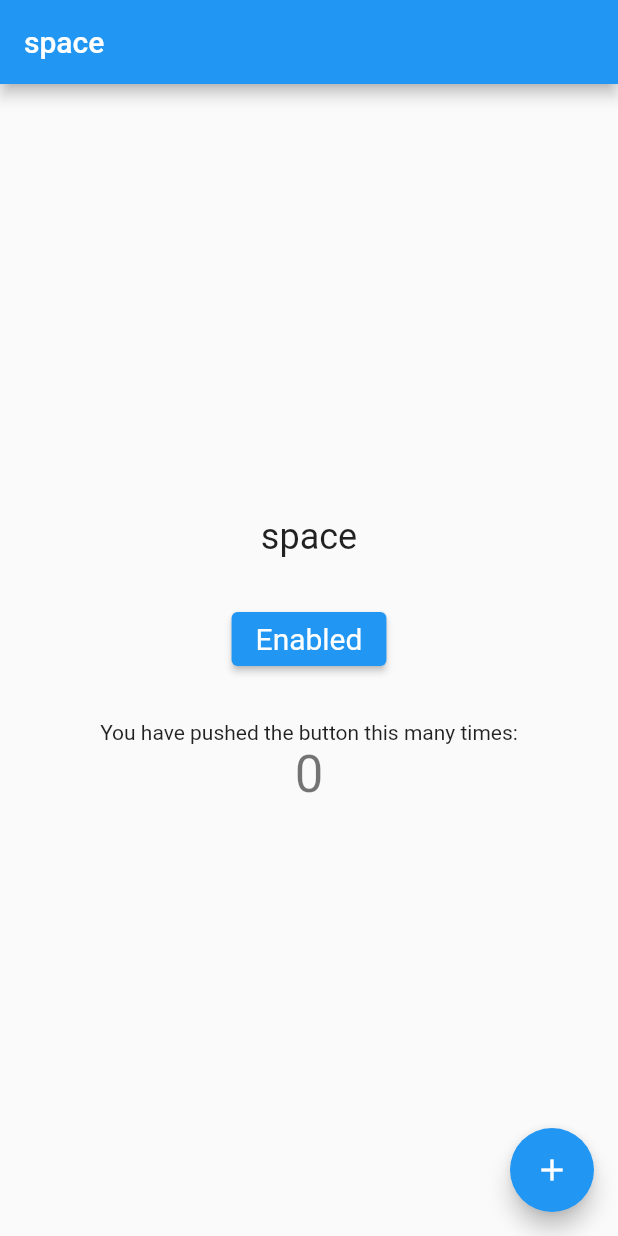
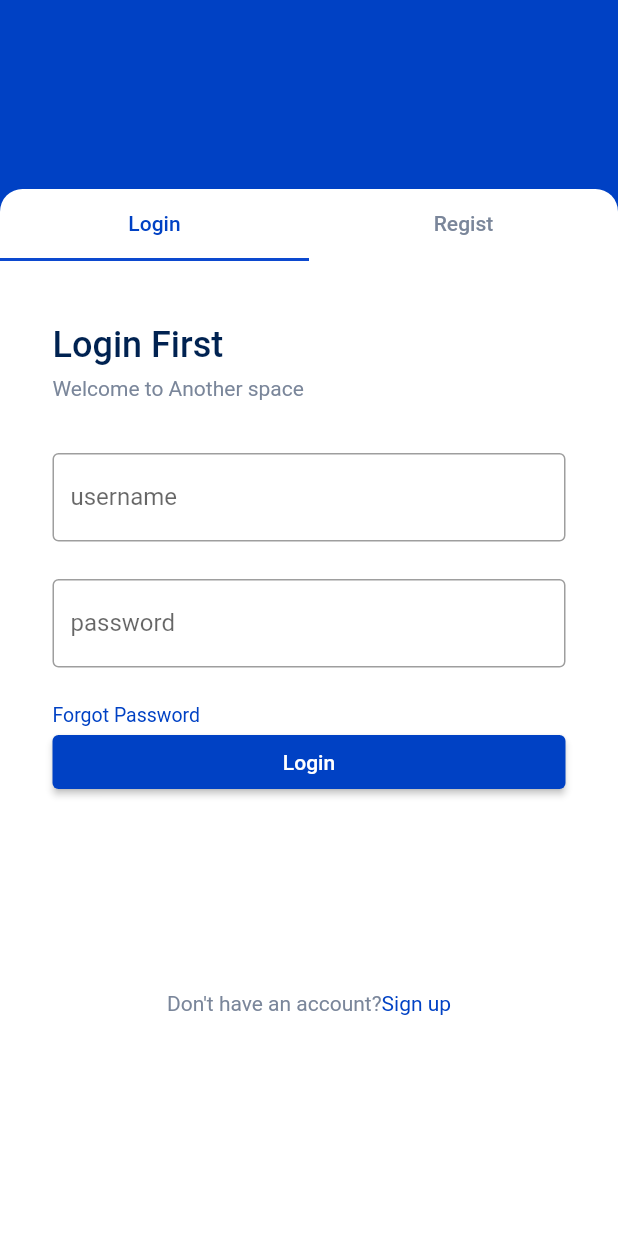
Before and after one commit to 3378950/space-app, a Flutter app: the screen it shows after launch, on a phone screen of 412 x 824 dp. Run offline on Flutter 3.47's test engine with Material 2 defaults, Android fonts, the phone set to English and light mode, and no system bars.

Commit message:
flutter 登录界面

```diff
--- a/lib/main.dart
+++ b/lib/main.dart
@@ -1,96 +1,28 @@
 import 'package:flutter/material.dart';
-import 'package:space_app/api/hello.dart';
+import 'package:space_app/pages/home.dart';
+import 'package:space_app/pages/login.dart';
+import 'package:space_app/theme.dart';
 
 void main() {
-  runApp(const MyApp());
+  runApp(const Space());
 }
 
-class MyApp extends StatelessWidget {
-  const MyApp({Key? key}) : super(key: key);
+class Space extends StatelessWidget {
+  const Space({Key? key}) : super(key: key);
 
   @override
   Widget build(BuildContext context) {
     return MaterialApp(
       title: 'space',
       theme: ThemeData(
-
-        primarySwatch: Colors.blue,
+        primarySwatch: primary,
+        tabBarTheme: tabBarTheme
       ),
-      home: const MyHomePage(title: 'space'),
+      initialRoute: '/login',
+      routes: {
+        '/': (context) => const Home(),
+        '/login': (context) =>  Login()
+      },
     );
   }
 }
-
-class MyHomePage extends StatefulWidget {
-  const MyHomePage({Key? key, required this.title}) : super(key: key);
-
-
-  final String title;
-
-  @override
-  State<MyHomePage> createState() => _MyHomePageState();
-}
-
-class _MyHomePageState extends State<MyHomePage> {
-  int _counter = 0;
-
-  String message = 'space';
-
-  void _incrementCounter() {
-    setState(() {
-      _counter++;
-    });
-  }
-
-  void _fetchData() {
-    sayHello().then((value) => {
-      setState(() {
-        message = value;
-      })
-    });
-  }
-
-  final ButtonStyle buttonsStyle =
-  ElevatedButton.styleFrom(textStyle: const TextStyle(fontSize: 20));
-
-  @override
-  Widget build(BuildContext context) {
-
-    return Scaffold(
-      appBar: AppBar(
-
-        title: Text(widget.title),
-      ),
-      body: Center(
-
-        child: Column(
-
-          mainAxisAlignment: MainAxisAlignment.center,
-          children: <Widget>[
-            Text(message, style: Theme.of(context).textTheme.headline5),
-            const SizedBox(height: 30),
-            ElevatedButton(
-              style: buttonsStyle,
-              onPressed: _fetchData,
-              child: const Text('Enabled'),
-            ),
-            const SizedBox(height: 30,),
-            const Text(
-              'You have pushed the button this many times:',
-            ),
-            Text(
-              '$_counter',
-              style: Theme.of(context).textTheme.headline4,
-            ),
-
-          ],
-        ),
-      ),
-      floatingActionButton: FloatingActionButton(
-        onPressed: _incrementCounter,
-        tooltip: 'Increment',
-        child: const Icon(Icons.add),
-      ), // This trailing comma makes auto-formatting nicer for build methods.
-    );
-  }
-}
--- /dev/null
+++ b/lib/pages/home.dart
@@ -0,0 +1,20 @@
+
+import 'package:flutter/material.dart';
+
+class Home extends StatelessWidget {
+  const Home({Key? key}) : super(key: key);
+
+  @override
+  Widget build(BuildContext context) {
+    return Scaffold(
+      body: Center(
+        child: ElevatedButton(
+          onPressed: (){
+            Navigator.pushNamed(context, '/login');
+          },
+          child: const Text("登录"),
+        ),
+      ),
+    );
+  }
+}
--- /dev/null
+++ b/lib/pages/login.dart
@@ -0,0 +1,65 @@
+import 'package:flutter/material.dart';
+import 'package:space_app/theme.dart';
+import 'package:space_app/widget/login_form.dart';
+
+class Login extends StatefulWidget {
+  Login({Key? key}) : super(key: key);
+
+  @override
+  State createState() => _LoginState();
+}
+
+class _LoginState extends State<Login> with TickerProviderStateMixin {
+
+  late TabController _tabController;
+
+  @override
+  void initState() {
+    super.initState();
+    _tabController = TabController(length: 2, vsync: this);
+  }
+
+  @override
+  Widget build(BuildContext context) {
+    return  Scaffold(
+      body: Container(
+        color: primary,
+        padding: const EdgeInsets.only(top: 126),
+        width: MediaQuery.of(context).size.width,
+        height: MediaQuery.of(context).size.height,
+        child: Container(
+          decoration: const BoxDecoration(
+              color: Colors.white,
+              borderRadius: BorderRadius.only(
+                topLeft: Radius.circular(15),
+                topRight: Radius.circular(15),
+              )
+          ),
+          child: Column(
+            children: <Widget>[
+              TabBar(
+                controller: _tabController,
+                tabs: const <Widget>[
+                  Tab(text: "Login"),
+                  Tab(text: "Regist")
+                ]
+              ),
+              Flexible(
+                flex: 1,
+                child: TabBarView(
+                  controller: _tabController,
+                  children: const <Widget> [
+                    LoginForm(),
+                    Center(child: Text("注册"),)
+                  ],
+                ),
+              ),
+            ]
+          ),
+        ),
+      ),
+    );
+  }
+
+
+}
--- /dev/null
+++ b/lib/theme.dart
@@ -0,0 +1,37 @@
+import 'package:flutter/material.dart';
+
+const int _bluePrimaryValue = 0xFF0041C4;
+
+const MaterialColor primary = MaterialColor(
+  _bluePrimaryValue,
+  <int, Color>{
+    50: Color(0xFFE7E9F9),
+    100: Color(0xFFC2C8F1),
+    200: Color(0xFF98A4E7),
+    300: Color(0xFF6C81DE),
+    400: Color(0xFF4765D7),
+    500: Color(0xFF0C49CF),
+    600: Color(_bluePrimaryValue),
+    700: Color(0xFF0037B8),
+    800: Color(0xFF002CAD),
+    900: Color(0xFF00189A),
+  },
+);
+
+const TabBarTheme tabBarTheme = TabBarTheme(
+  labelColor: primary,
+  unselectedLabelColor: const Color(0xFF7A869A),
+);
+
+const Color primaryTextColor = Color(0xFF002150);
+const Color secondaryTextColor = Color(0xFF7A869A);
+
+const TextStyle primaryText = TextStyle(
+  fontSize: 16,
+  color: primaryTextColor,
+);
+
+const TextStyle secondaryText =
+TextStyle(color: Color(0xFF7A869A), fontSize: 12);
+
+const Color btnSecondaryColor = Color(0xFFE5ECF9);
--- /dev/null
+++ b/lib/widget/login_form.dart
@@ -0,0 +1,97 @@
+
+import 'package:flutter/material.dart';
+
+import '../theme.dart';
+
+class LoginForm extends StatefulWidget {
+  const LoginForm({Key? key}) : super(key: key);
+
+  @override
+  State<LoginForm> createState() => _loginFormState();
+}
+
+class _loginFormState extends State<LoginForm> {
+
+
+  @override
+  Widget build(BuildContext context) {
+    return Container(
+      padding: const EdgeInsets.only(
+        left: 35,
+        top: 42,
+        right: 35
+      ),
+      child: Column(
+        crossAxisAlignment: CrossAxisAlignment.start,
+        children: <Widget>[
+          const Text(
+            "Login First",
+            style: TextStyle(
+              fontSize: 24,
+              color: Color(0xFF002251),
+              letterSpacing: 0,
+              fontWeight: FontWeight.w500,
+            ),
+          ),
+          const SizedBox(height: 7),
+          const Text(
+              "Welcome to Another space",
+              style: TextStyle(
+                fontSize: 14,
+                color: Color(0xFF7A869A),
+                letterSpacing: 0,
+                fontWeight: FontWeight.w400
+              ),
+          ),
+          const SizedBox(height: 35),
+          const TextField(
+            decoration: InputDecoration(
+              border: OutlineInputBorder(),
+              labelText: 'username'
+            ),
+          ),
+          const SizedBox(height: 25),
+          const TextField(
+            obscureText: true,
+            decoration: InputDecoration(
+                border: OutlineInputBorder(),
+                labelText: 'password'
+            ),
+          ),
+          const SizedBox(height: 24),
+
+          const Text(
+              "Forgot Password",
+              style: TextStyle(
+                fontSize: 13,
+                color: primary,
+              ),
+          ),
+          FractionallySizedBox(
+            widthFactor: 1,
+            child: ElevatedButton(
+                onPressed: () {},
+                child: Text("Login")
+            ),
+          ),
+          const SizedBox(height: 129),
+
+          Row(
+            mainAxisAlignment: MainAxisAlignment.center,
+            children: const [
+              Text("Don't have an account?", style: TextStyle(
+                color: Color(0xFF7A869A),
+                letterSpacing: 0,
+                fontSize: 14,
+                fontWeight: FontWeight.w400
+              )),
+              Text("Sign up", style: TextStyle(
+                color: primary
+              ))
+            ],
+          )
+        ],
+      ),
+    );
+  }
+}
```
Also changed, not shown: 1 other file.
